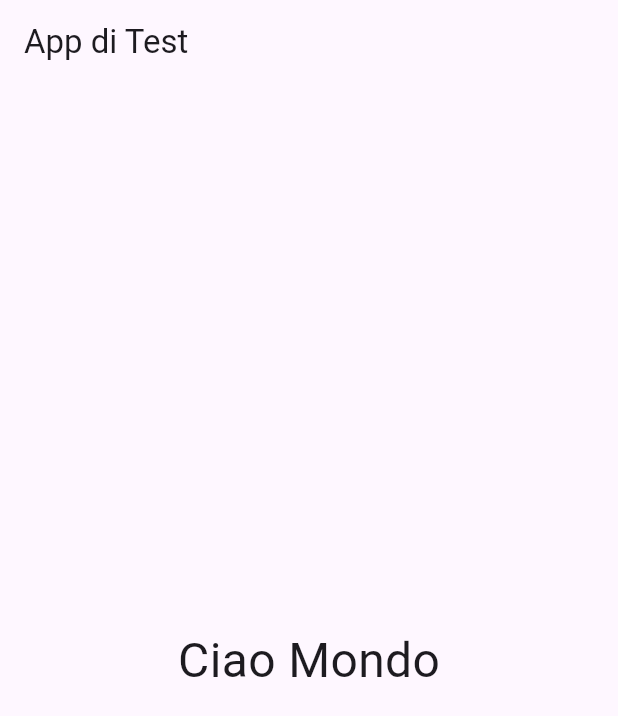
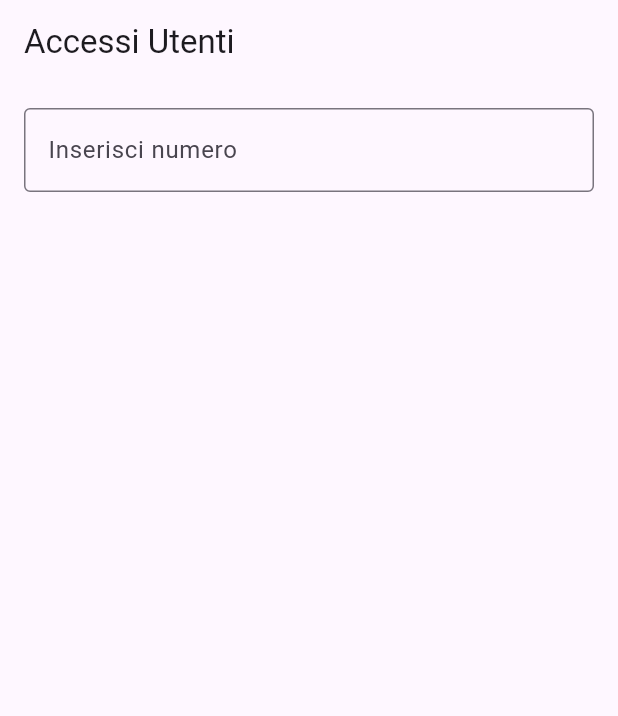
Before and after one commit to FilippoC9/scan-ios, a Flutter app: the screen it shows after launch, on a phone screen of 412 x 824 dp. Shown: the top 716 px of the screen. Run offline on Flutter 3.47's test engine with Material 3 defaults, Android fonts, the phone set to English and light mode, and no system bars.

Commit message:
Add files via upload

```diff
--- a/lib/main.dart
+++ b/lib/main.dart
@@ -1,4 +1,6 @@
+import 'dart:convert';
 import 'package:flutter/material.dart';
+import 'package:http/http.dart' as http;
 
 void main() {
   runApp(const MyApp());
@@ -10,18 +12,97 @@ class MyApp extends StatelessWidget {
   @override
   Widget build(BuildContext context) {
     return MaterialApp(
-      title: 'Ciao Mondo',
+      title: 'Accessi',
       home: Scaffold(
-        appBar: AppBar(
-          title: const Text('App di Test'),
-        ),
-        body: const Center(
-          child: Text(
-            'Ciao Mondo',
-            style: TextStyle(fontSize: 32),
-          ),
-        ),
+        appBar: AppBar(title: const Text('Accessi Utenti')),
+        body: const AccessiPage(),
       ),
     );
   }
 }
+
+class AccessiPage extends StatefulWidget {
+  const AccessiPage({super.key});
+
+  @override
+  State<AccessiPage> createState() => _AccessiPageState();
+}
+
+class _AccessiPageState extends State<AccessiPage> {
+  final TextEditingController _controller = TextEditingController();
+  List<dynamic> utenti = [];
+  bool loading = false;
+  String? error;
+
+  Future<void> fetchUtenti(String numero) async {
+    setState(() {
+      loading = true;
+      error = null;
+    });
+    try {
+      final uri = Uri.parse('http://192.168.1.200:5000/utenti?numero=$numero');
+      final response = await http.get(uri);
+      if (response.statusCode == 200) {
+        final List<dynamic> data = jsonDecode(response.body);
+        setState(() {
+          utenti = data;
+        });
+      } else {
+        setState(() {
+          error = 'Errore dal server: ${response.statusCode}';
+        });
+      }
+    } catch (e) {
+      setState(() {
+        error = 'Errore: $e';
+      });
+    } finally {
+      setState(() {
+        loading = false;
+      });
+    }
+  }
+
+  Widget buildUtente(dynamic utente) {
+    final dentro = utente['dentro'] == 0;
+    return ListTile(
+      leading: utente['foto'] != null
+          ? Image.memory(base64Decode(utente['foto']))
+          : const Icon(Icons.person),
+      title: Text('${utente['Nome']} ${utente['Cognome']}'),
+      subtitle: Text(dentro ? 'Dentro' : 'Fuori'),
+      tileColor: dentro ? Colors.green[100] : Colors.red[100],
+    );
+  }
+
+  @override
+  Widget build(BuildContext context) {
+    return Padding(
+      padding: const EdgeInsets.all(16),
+      child: Column(
+        children: [
+          TextField(
+            controller: _controller,
+            keyboardType: TextInputType.number,
+            decoration: const InputDecoration(
+              labelText: 'Inserisci numero',
+              border: OutlineInputBorder(),
+            ),
+            onSubmitted: (value) {
+              fetchUtenti(value);
+            },
+          ),
+          const SizedBox(height: 20),
+          if (loading) const CircularProgressIndicator(),
+          if (error != null) Text(error!, style: const TextStyle(color: Colors.red)),
+          Expanded(
+            child: ListView.builder(
+              itemCount: utenti.length,
+              itemBuilder: (context, index) => buildUtente(utenti[index]),
+            ),
+          )
+        ],
+      ),
+    );
+  }
+}
```
